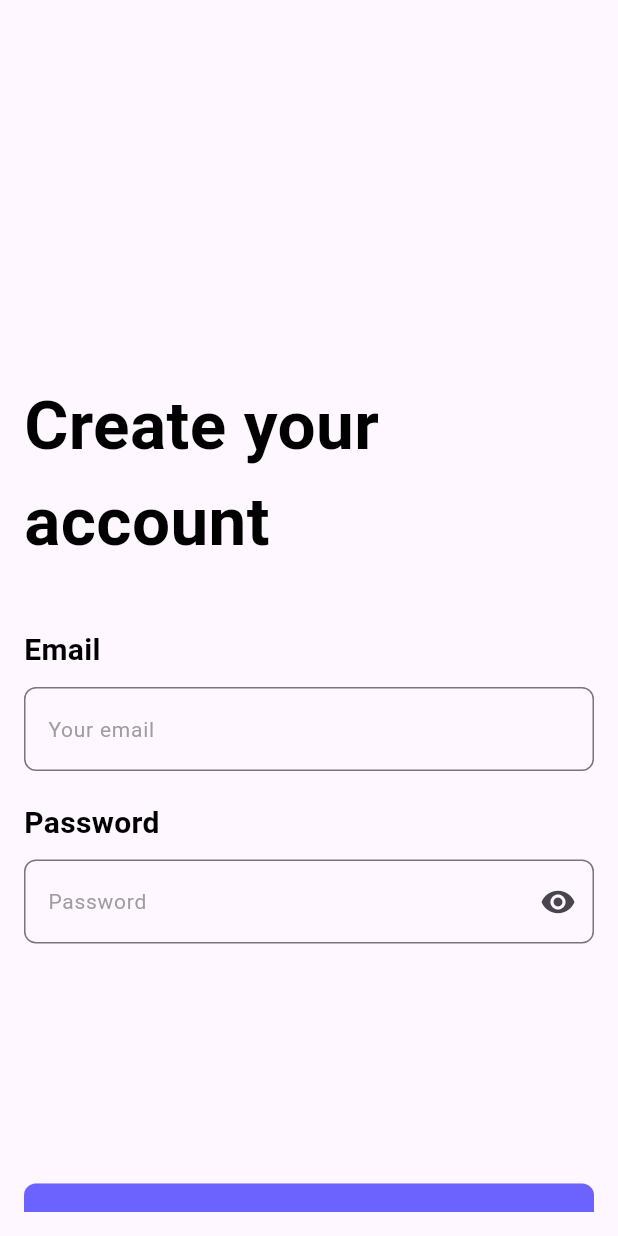
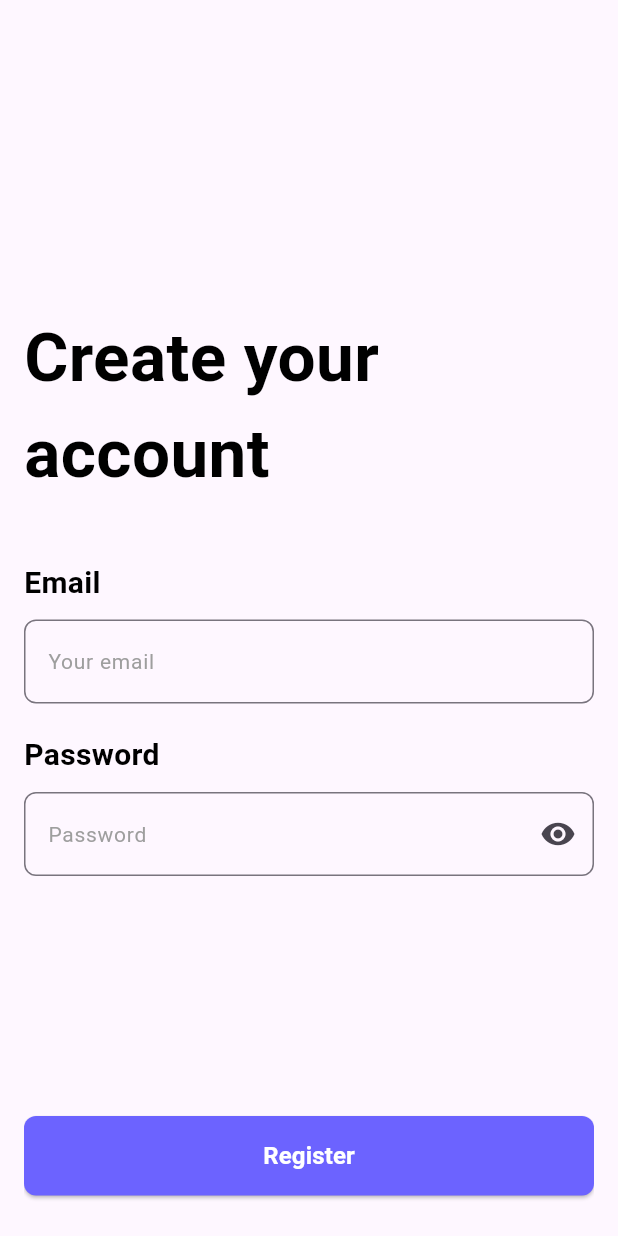
Before and after one commit to SamirYousri/Buzzer-Task, a Flutter app: the RegisterScreen screen opened by its route, on a phone screen of 412 x 824 dp. Run offline on Flutter 3.47's test engine with Material 3 defaults, Android fonts, the phone set to English and light mode, and no system bars; our stand-ins replace firebase_auth, firebase_core, flutter_bloc; accounts and stored records are empty.

Commit message:
fix bugs in register

```diff
--- a/lib/views/login_view.dart
+++ b/lib/views/login_view.dart
@@ -90,7 +90,7 @@ class LoginScreen extends StatelessWidget {
                   },
                 ),
                 const SizedBox(
-                  height: 150,
+                  height: 120,
                 ),
                 BlocConsumer<AuthCubit, AuthState>(
                   listener: (context, state) {
--- a/lib/views/register_view.dart
+++ b/lib/views/register_view.dart
@@ -1,5 +1,3 @@
-// ignore_for_file: library_private_types_in_public_api
-
 import 'package:auth_task/core/utils/text_style.dart';
 import 'package:auth_task/manager/auth_cubit/auth_cubit.dart';
 import 'package:auth_task/manager/auth_cubit/auth_state.dart';
@@ -13,19 +11,22 @@ class RegisterScreen extends StatelessWidget {
 
   final TextEditingController emailController = TextEditingController();
   final TextEditingController passwordController = TextEditingController();
+  final GlobalKey<FormState> _formKey = GlobalKey<FormState>();
 
   @override
   Widget build(BuildContext context) {
     return Scaffold(
       body: Padding(
         padding: const EdgeInsets.all(16.0),
+        child: Form(
+          key: _formKey,
           child: SingleChildScrollView(
             child: Column(
               mainAxisAlignment: MainAxisAlignment.center,
               crossAxisAlignment: CrossAxisAlignment.stretch,
               children: [
                 const SizedBox(
-                height: 235,
+                  height: 190,
                 ),
                 const Text(
                   "Create your account",
@@ -43,7 +44,6 @@ class RegisterScreen extends StatelessWidget {
                     if (value == null || value.isEmpty) {
                       return 'Please enter your email';
                     }
-
                     if (!RegExp(
                             r"^[a-zA-Z0-9._%+-]+@[a-zA-Z0-9.-]+\.[a-zA-Z]{2,}$")
                         .hasMatch(value)) {
@@ -103,15 +103,17 @@ class RegisterScreen extends StatelessWidget {
                   },
                   builder: (context, state) {
                     if (state is AuthLoading) {
-                    return const CircularProgressIndicator();
+                      return const Center(child: CircularProgressIndicator());
                     }
                     return CustomButton(
                       text: 'Register',
                       onPressed: () {
+                        if (_formKey.currentState?.validate() ?? false) {
                           BlocProvider.of<AuthCubit>(context).register(
                             emailController.text,
                             passwordController.text,
                           );
+                        }
                       },
                     );
                   },
@@ -141,6 +143,7 @@ class RegisterScreen extends StatelessWidget {
             ),
           ),
         ),
+      ),
     );
   }
 }
```
Lines whose indentation alone changed are shown as unchanged.
